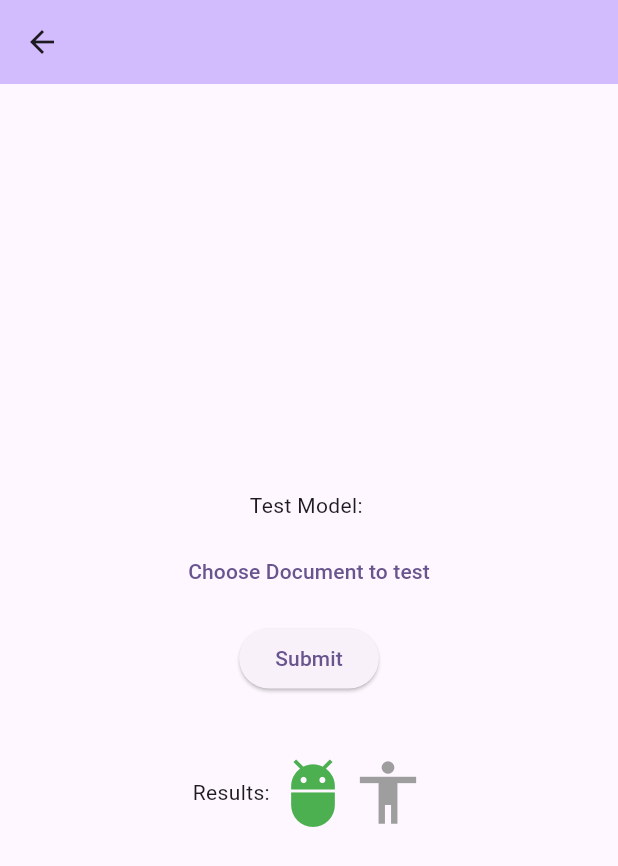
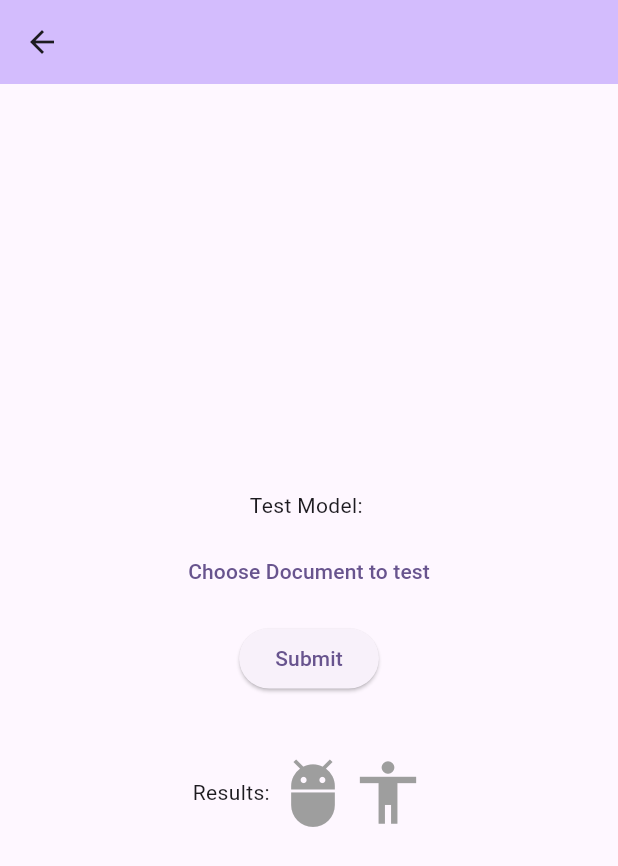
Before and after one commit to h-morales1/niu490projectapp, a Flutter app: the TestDoc screen opened directly with empty values, after a tap on "Submit", on a phone screen of 412 x 824 dp. Shown: the top 866 px of the screen. Run offline on Flutter 3.47's test engine with Material 3 defaults, Android fonts, the phone set to English and light mode, and no system bars; our stand-ins replace dio, file_picker, permission_handler.

Commit message:
added ability to get results from wrapper after uploading a file, icons change color depending on results

```diff
--- a/lib/test_doc.dart
+++ b/lib/test_doc.dart
@@ -6,7 +6,7 @@ import 'package:permission_handler/permission_handler.dart';
 
 
 class TestDoc extends StatefulWidget {
-  const TestDoc({super.key, required this.title});
+  const TestDoc({super.key, required this.title, required this.baseUrl});
 
   // This widget is the home page of your application. It is stateful, meaning
   // that it has a State object (defined below) that contains fields that affect
@@ -18,6 +18,11 @@ class TestDoc extends StatefulWidget {
   // always marked "final".
 
   final String title;
+  final String? baseUrl;
+
+  String? getBaseUrl() {
+    return baseUrl;
+  }
 
   @override
   State<TestDoc> createState() => _TestDocState();
@@ -25,7 +30,7 @@ class TestDoc extends StatefulWidget {
 
 class _TestDocState extends State<TestDoc> {
   String urlPrefix = "http://";
-  String? baseUrl; // will be combination of urlPrefix + _serverIp.text
+  //String? baseUrl; // will be combination of urlPrefix + _serverIp.text
   ApiHandler handler = ApiHandler();
   FilePickerResult? result;
   String? _fileName;
@@ -35,6 +40,13 @@ class _TestDocState extends State<TestDoc> {
   String? humanTraining;
   File? humanF;
   File? aiF;
+  File? test_file;
+  //late Future<Map<String, double>> data;
+  var scores = [];
+
+  Color humanIconColor = Colors.grey;
+  Color aiIconColor = Colors.grey;
+
   void pickFile(bool trainHuman) async {
     try{
 
@@ -51,8 +63,6 @@ class _TestDocState extends State<TestDoc> {
       await Permission.mediaLibrary.request();
       print(res.isGranted);
       print(r.isGranted);
-      File? hu;
-      File? ai;
       // uploading
       setState(() {
         isLoading = true;
@@ -63,15 +73,11 @@ class _TestDocState extends State<TestDoc> {
         allowMultiple: false,
       );
 
+      // make sure a file got selected
       if(result != null) {
         _fileName = result!.files.first.name;
-        if(trainHuman) {
-          humanTraining = result!.paths.toString();
-          humanF = File(result!.files.single.path!);
-        } else {
-          aiTraining = result!.paths.toString();
-          aiF = File(result!.files.single.path!);
-        }
+        // assign selected test doc to test_file
+        test_file = File(result!.files.single.path!);
       }
 
       // upload done
@@ -86,13 +92,17 @@ class _TestDocState extends State<TestDoc> {
     }
   }
 
-  void _submit() {
+  /*
+    Upload Test document (txt) to server
+    Return results
+   */
+  Future<void> _submit(String? ip) async {
     setState(() {
       // set the ip for the handler to talk to server
       //String isolatedIp = _serverIp.text.toString();
       //baseUrl = '$urlPrefix$isolatedIp';
 
-      //handler.setBaseUrl(baseUrl!);
+      handler.setBaseUrl(ip!);
 
     });
 
@@ -101,6 +111,20 @@ class _TestDocState extends State<TestDoc> {
     //int ep = int.parse(_epochs.value.text.toString());
     // make POST request to train model using data from input fields
     //handler.trainModel(vecSize, ep, aiF!, humanF!);
+    await handler.testModel(test_file!);
+    scores = await handler.getResults();
+    print(scores[0]);
+    print("test $scores");
+    setState(() {
+      if(scores[0] > scores[1]){
+        aiIconColor = Colors.green;
+        humanIconColor = Colors.grey;
+      } else {
+        humanIconColor = Colors.green;
+        aiIconColor = Colors.grey;
+      }
+    });
+    //data = (await handler.getResults()) as Future<Map<String, double>>;
   }
 
 
@@ -151,24 +175,24 @@ class _TestDocState extends State<TestDoc> {
               }, child: const Text('Choose Document to test'),),
             ),
             ElevatedButton(onPressed: () {
-              _submit();
+              _submit(widget.baseUrl);
             }, child: const Text('Submit'),),
             const SizedBox(
               width: 10.0,
               height: 40.0,
             ),
-            const Row(
+            Row(
               mainAxisAlignment: MainAxisAlignment.center,
               children: [
-                Text("Results: "),
+                const Text("Results: "),
                Icon(
                  Icons.adb,
-                 color: Colors.green,
+                 color: aiIconColor,
                  size: 50.0,
                ) ,
                 Icon(
                   Icons.accessibility,
-                  color: Colors.grey,
+                  color: humanIconColor,
                   size: 50.0,
                 ),
               ],
```
